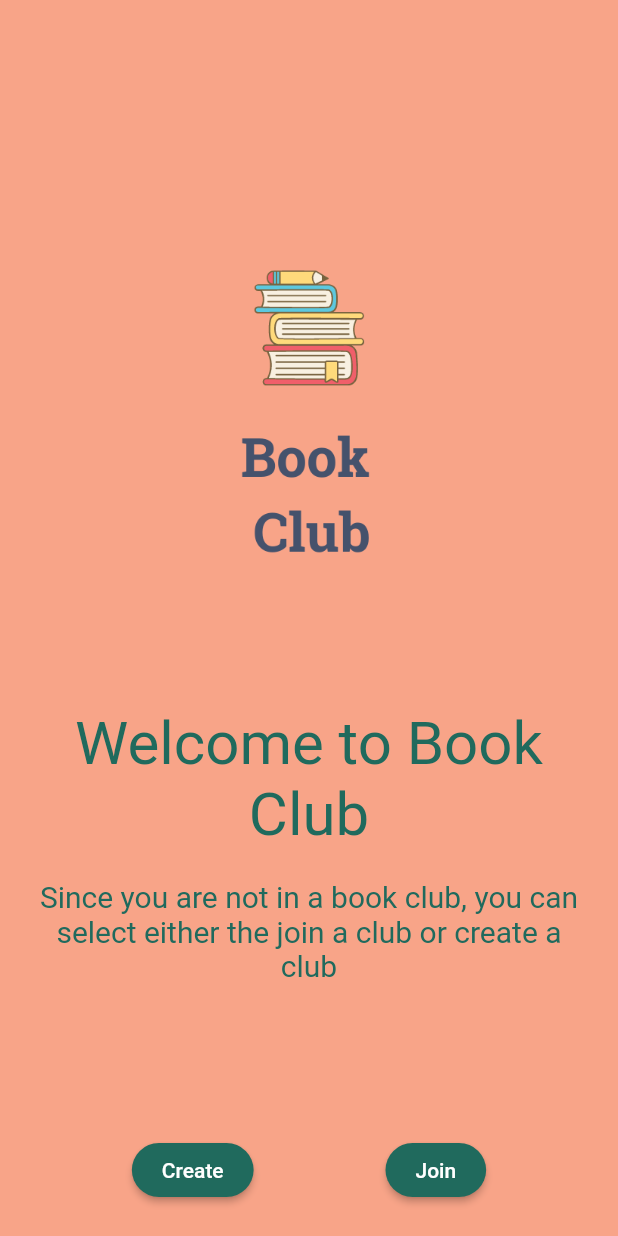
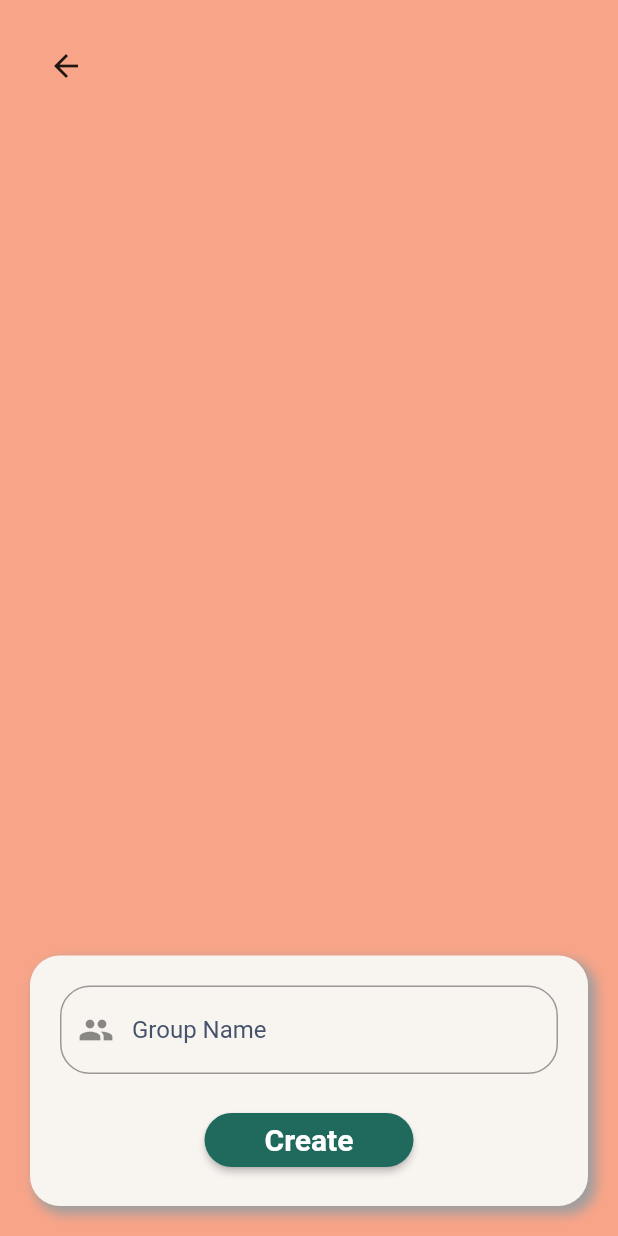
Before and after one commit to mahimaprakash/bookClub, a Flutter app: the MyNoGroup screen opened directly, after a tap on "Create", on a phone screen of 412 x 824 dp. Run offline on Flutter 3.47's test engine with Material 2 defaults, Android fonts, the phone set to English and light mode, and no system bars; our stand-ins replace cloud_firestore, firebase_auth, firebase_core, google_sign_in; accounts and stored records are empty; network calls fail.

Commit message:
Groups creation

```diff
--- /dev/null
+++ b/lib/models/group.dart
@@ -0,0 +1,11 @@
+import 'package:cloud_firestore/cloud_firestore.dart';
+
+class MyGroup {
+  String id;
+  String name;
+  String leader;
+  List<String> members;
+  Timestamp groupCreated;
+
+  MyGroup({this.id, this.name, this.leader, this.members, this.groupCreated});
+}
--- a/lib/models/user.dart
+++ b/lib/models/user.dart
@@ -5,11 +5,12 @@ class OurUser {
   String email;
   String fullName;
   Timestamp accountCreated;
-
+  String groupId;
   OurUser({
     this.uid,
     this.email,
     this.fullName,
     this.accountCreated,
+    this.groupId,
   });
 }
--- /dev/null
+++ b/lib/screens/createGroup/createGroup.dart
@@ -0,0 +1,76 @@
+import 'package:bookclub/screens/root/root.dart';
+import 'package:bookclub/services/database.dart';
+import 'package:bookclub/states/currentUser.dart';
+import 'package:bookclub/widgets/ourContainer.dart';
+import 'package:flutter/material.dart';
+import 'package:provider/provider.dart';
+
+class MyCreateGroup extends StatefulWidget {
+  @override
+  _MyCreateGroupState createState() => _MyCreateGroupState();
+}
+
+class _MyCreateGroupState extends State<MyCreateGroup> {
+  void _createGroup(BuildContext context, String groupName) async {
+    CurrentUser _currentUser = Provider.of<CurrentUser>(context, listen: false);
+    String _returnString = await MyDatabase()
+        .createGroup(groupName, _currentUser.getCurrentUser.uid);
+    if (_returnString == 'success') {
+      Navigator.pushAndRemoveUntil(
+          context,
+          MaterialPageRoute(
+            builder: (context) => MyRoot(),
+          ),
+          (route) => false);
+    }
+  }
+
+  TextEditingController _groupNameController = TextEditingController();
+
+  @override
+  Widget build(BuildContext context) {
+    return Scaffold(
+      body: Column(
+        children: [
+          Padding(
+            padding: const EdgeInsets.all(20.0),
+            child: Row(
+              children: [BackButton()],
+            ),
+          ),
+          Spacer(),
+          Padding(
+            padding: EdgeInsets.all(20.0),
+            child: MyContainer(
+              child: Column(
+                children: [
+                  TextFormField(
+                    controller: _groupNameController,
+                    decoration: InputDecoration(
+                      prefixIcon: Icon(Icons.group),
+                      hintText: "Group Name",
+                    ),
+                  ),
+                  SizedBox(
+                    height: 20.0,
+                  ),
+                  ElevatedButton(
+                      onPressed: () =>
+                          _createGroup(context, _groupNameController.text),
+                      child: Padding(
+                        padding: const EdgeInsets.symmetric(horizontal: 20.0),
+                        child: Text(
+                          "Create",
+                          style: TextStyle(
+                              fontWeight: FontWeight.bold, fontSize: 20.0),
+                        ),
+                      ))
+                ],
+              ),
+            ),
+          )
+        ],
+      ),
+    );
+  }
+}
--- a/lib/screens/login/local widgets/loginForm.dart
+++ b/lib/screens/login/local widgets/loginForm.dart
@@ -1,4 +1,4 @@
-import 'package:bookclub/screens/home/home.dart';
+import 'package:bookclub/screens/root/root.dart';
 import 'package:bookclub/screens/signup/signup.dart';
 import 'package:bookclub/states/currentUser.dart';
 import 'package:bookclub/widgets/ourContainer.dart';
@@ -46,7 +46,7 @@ class _MyLoginFormState extends State<MyLoginForm> {
         Navigator.pushAndRemoveUntil(
             context,
             MaterialPageRoute(
-              builder: (context) => HomeScreen(),
+              builder: (context) => MyRoot(),
             ),
             (route) => false);
       } else {
--- a/lib/screens/noGroup/noGroup.dart
+++ b/lib/screens/noGroup/noGroup.dart
@@ -1,10 +1,20 @@
+import 'package:bookclub/screens/createGroup/createGroup.dart';
+import 'package:bookclub/screens/joinGroup/joinGroup.dart';
 import 'package:flutter/material.dart';
 
 class MyNoGroup extends StatelessWidget {
   @override
   Widget build(BuildContext context) {
-    void _goToJoin() {}
-    void _goToCreate() {}
+    void _goToJoin(BuildContext context) {
+      Navigator.push(
+          context, MaterialPageRoute(builder: (context) => MyJoinGroup()));
+    }
+
+    void _goToCreate(BuildContext context) {
+      Navigator.push(
+          context, MaterialPageRoute(builder: (context) => MyCreateGroup()));
+    }
+
     return Scaffold(
       body: Column(
         children: [
@@ -41,9 +51,10 @@ class MyNoGroup extends StatelessWidget {
               mainAxisAlignment: MainAxisAlignment.spaceEvenly,
               children: [
                 ElevatedButton(
-                    onPressed: () => _goToCreate(), child: Text("Create")),
+                    onPressed: () => _goToCreate(context),
+                    child: Text("Create")),
                 ElevatedButton(
-                    onPressed: () => _goToJoin(), child: Text("Join")),
+                    onPressed: () => _goToJoin(context), child: Text("Join")),
               ],
             ),
           )
```
Also changed, not shown: lib/screens/joinGroup/joinGroup.dart (added, +75 -0 lines), lib/screens/root/root.dart (+27 -4 lines), lib/screens/splashScreen/splashScreen.dart (added, +12 -0 lines), lib/services/database.dart (+46 -0 lines).
